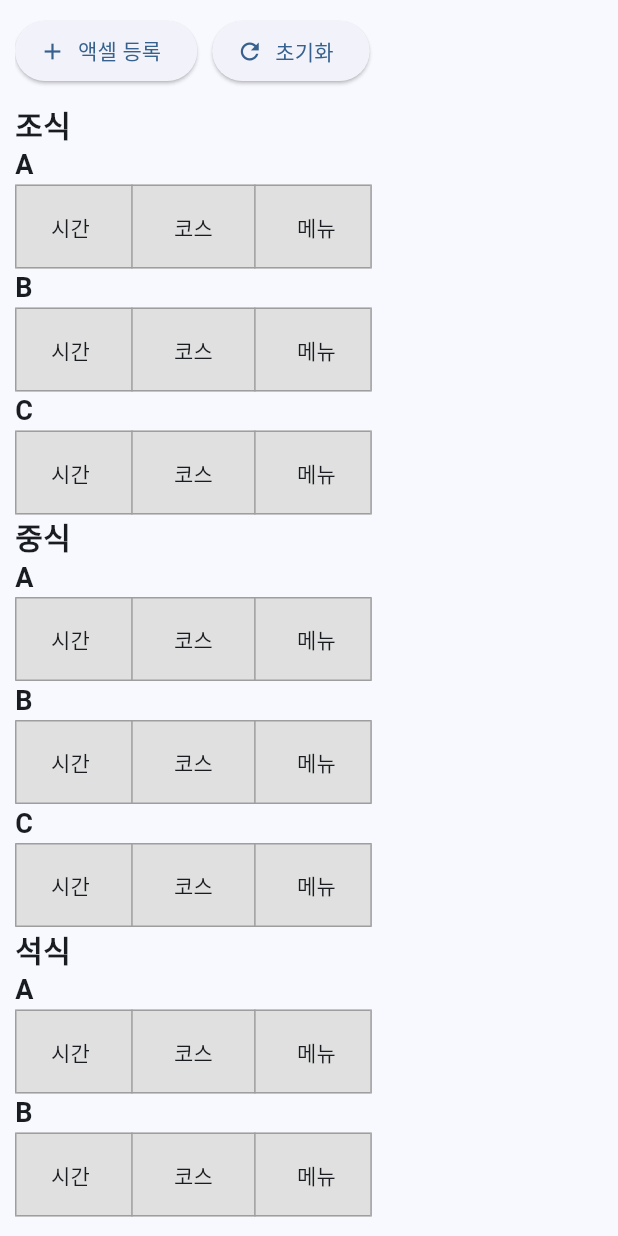
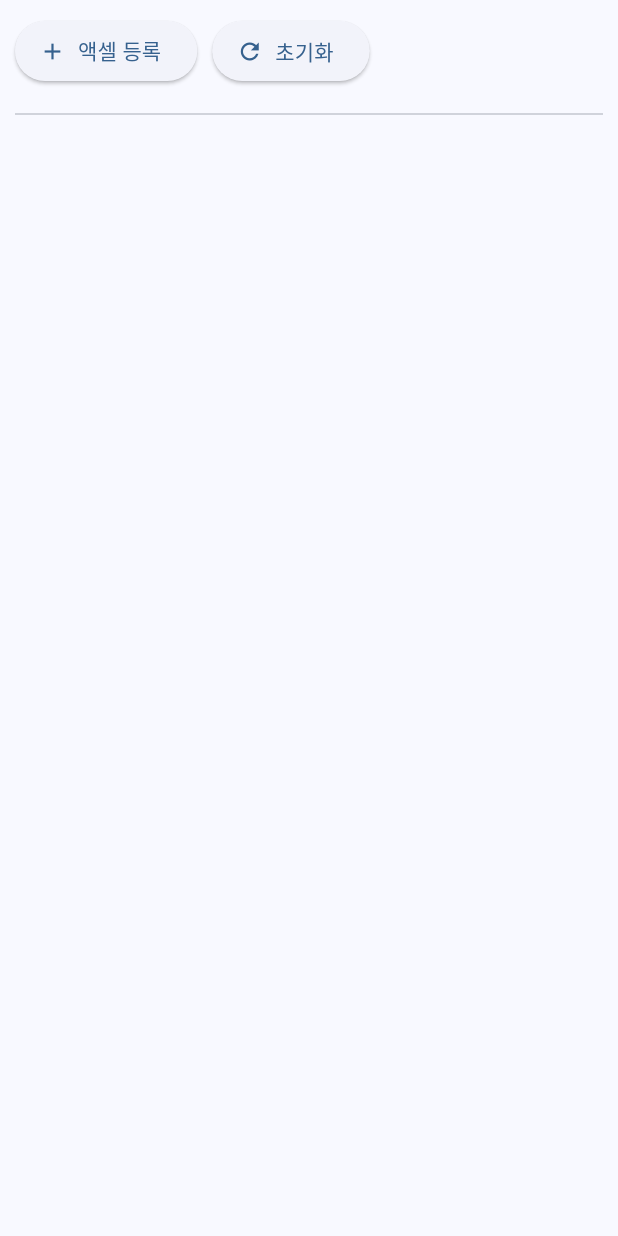
Before and after one commit to have-a-meal/window_admin_have_a_meal, a Flutter app: the MenuInsertScreen screen opened directly, after a tap on "초기화", on a phone screen of 412 x 824 dp. Run offline on Flutter 3.47's test engine with Material 3 defaults, Android fonts, the phone set to English and light mode, and no system bars; our stand-ins replace easy_sidemenu, file_picker, gap, go_router; missing offline and left inert: spreadsheet_decoder.

Commit message:
메뉴 등록 화면 UI 수정2

```diff
--- a/lib/features/menu_insert/menu_insert_screen_test.dart
+++ b/lib/features/menu_insert/menu_insert_screen_test.dart
@@ -62,36 +62,28 @@ class _MenuInsertScreenState extends State<MenuInsertScreen> {
                           "중식": [],
                           "석식": [],
                         });
-                _meals[dateString]![courseType]!.add(menuModel);
+                _meals[dateString]![sheetName]!.add(menuModel);
               }
             }
           }
         }
       }
       setState(() {});
+      // _meals.forEach((key, value1) {
+      //   value1.forEach((key, value2) {
+      //     for (var element in value2) {
+      //       print(
+      //           "${element.date}, ${element.menuCourse}, ${element.menuTime}, ${element.menuList}}");
+      //     }
+      //   });
+      // });
     } else {
       print('파일 선택이 취소되었습니다.');
     }
   }
 
   Future<void> _refreshExcel() async {
-    _meals = {
-      "조식": {
-        "A": [],
-        "B": [],
-        "C": [],
-      },
-      "중식": {
-        "A": [],
-        "B": [],
-        "C": [],
-      },
-      "석식": {
-        "A": [],
-        "B": [],
-        "C": [],
-      },
-    };
+    _meals = {};
     setState(() {});
   }
 
@@ -105,7 +97,6 @@ class _MenuInsertScreenState extends State<MenuInsertScreen> {
         ),
         child: SingleChildScrollView(
           child: Column(
-            mainAxisSize: MainAxisSize.min,
             crossAxisAlignment: CrossAxisAlignment.start,
             children: [
               Row(
@@ -125,6 +116,7 @@ class _MenuInsertScreenState extends State<MenuInsertScreen> {
                 ],
               ),
               const SizedBox(height: 10),
+              const Divider(),
               ..._buildMealTables(),
             ],
           ),
@@ -139,7 +131,7 @@ class _MenuInsertScreenState extends State<MenuInsertScreen> {
     _meals.forEach((date, meals) {
       mealTables.add(
         Text(
-          date,
+          "[$date]",
           style: const TextStyle(
             fontSize: 20,
             fontWeight: FontWeight.bold,
@@ -148,25 +140,77 @@ class _MenuInsertScreenState extends State<MenuInsertScreen> {
       );
 
       mealTables.add(_buildMealTable(meals, date));
+      mealTables.add(const Divider());
     });
 
     return mealTables;
   }
 
+  // Widget _buildMealTable(Map<String, List<MenuModel>> meals, String date) {
+  //   // 모든 식사 유형과 메뉴 모델을 하나의 리스트로 통합
+  //   List<DataRow> allMealRows = [];
+  //   meals.forEach((mealType, menuModels) {
+  //     for (var menuModel in menuModels) {
+  //       allMealRows.add(
+  //         DataRow(
+  //           cells: <DataCell>[
+  //             DataCell(Text(menuModel.menuTime)),
+  //             DataCell(Text(menuModel.menuCourse)),
+  //             DataCell(Text(menuModel.menuList.join(', '))),
+  //           ],
+  //         ),
+  //       );
+  //     }
+  //   });
+
+  //   return Column(
+  //     crossAxisAlignment: CrossAxisAlignment.start,
+  //     children: [
+  //       Text(
+  //         date,
+  //         style: const TextStyle(
+  //           fontSize: 20,
+  //           fontWeight: FontWeight.bold,
+  //         ),
+  //       ),
+  //       DataTable(
+  //         border: TableBorder.all(color: Colors.grey),
+  //         headingRowColor:
+  //             MaterialStateColor.resolveWith((states) => Colors.grey.shade300),
+  //         columns: const <DataColumn>[
+  //           DataColumn(label: Text('시간')),
+  //           DataColumn(label: Text('코스')),
+  //           DataColumn(label: Text('메뉴')),
+  //         ],
+  //         rows: allMealRows,
+  //       ),
+  //     ],
+  //   );
+  // }
+
   Widget _buildMealTable(Map<String, List<MenuModel>> meals, String date) {
     return Column(
-      children: meals.entries.map((entry) {
+      crossAxisAlignment: CrossAxisAlignment.start,
+      children: meals.entries
+          .where((entry) => entry.value.isNotEmpty) // 빈 리스트를 건너뛰기 위해 추가
+          .map((entry) {
         String mealType = entry.key;
         List<MenuModel> menuModels = entry.value;
-
-        return Column(
+        return Padding(
+          padding: const EdgeInsets.symmetric(vertical: 4),
+          child: Column(
             crossAxisAlignment: CrossAxisAlignment.start,
             children: [
               Text(
                 mealType,
-              style: const TextStyle(
+                style: TextStyle(
                   fontSize: 18,
                   fontWeight: FontWeight.bold,
+                  color: mealType == "조식"
+                      ? Colors.lightGreen
+                      : mealType == "중식"
+                          ? Colors.lightBlue
+                          : Colors.purple,
                 ),
               ),
               DataTable(
@@ -174,7 +218,6 @@ class _MenuInsertScreenState extends State<MenuInsertScreen> {
                 headingRowColor: MaterialStateColor.resolveWith(
                     (states) => Colors.grey.shade300),
                 columns: const <DataColumn>[
-                DataColumn(label: Text('시간')),
                   DataColumn(label: Text('코스')),
                   DataColumn(label: Text('메뉴')),
                 ],
@@ -182,9 +225,6 @@ class _MenuInsertScreenState extends State<MenuInsertScreen> {
                     .map(
                       (menuModel) => DataRow(
                         cells: <DataCell>[
-                        DataCell(
-                          Text(menuModel.menuTime),
-                        ),
                           DataCell(
                             Text(menuModel.menuCourse),
                           ),
@@ -199,6 +239,7 @@ class _MenuInsertScreenState extends State<MenuInsertScreen> {
                     .toList(),
               ),
             ],
+          ),
         );
       }).toList(),
     );
```
Lines whose indentation alone changed are shown as unchanged.
